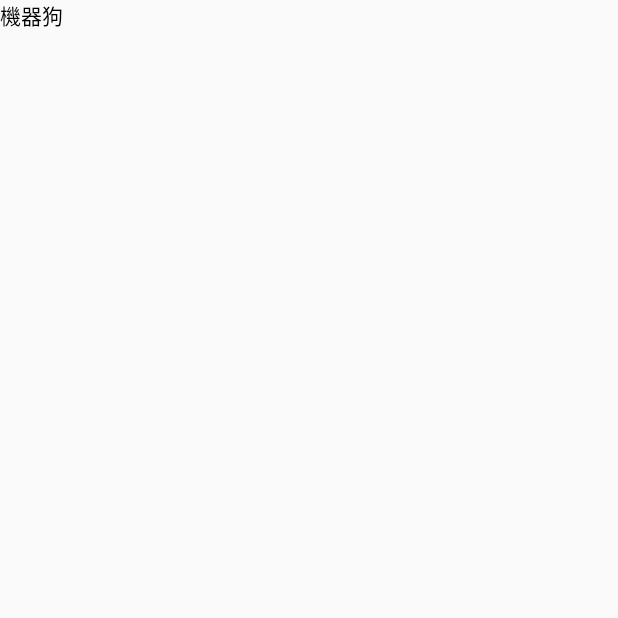
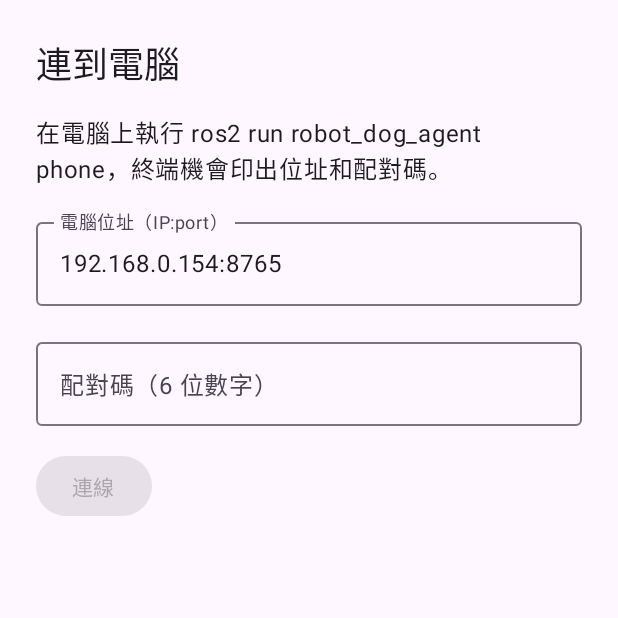
Before and after one commit to willie040600/dog_12dof_ws, an Android app built with Jetpack Compose: the screen it shows after launch (MainActivity), on a phone screen of 412 x 824 dp, the top half of it. Before the commit the part shown is almost empty. Run offline under Robolectric (Android 15) with nearby library versions, the phone set to English and light mode, and no system bars.

Commit message:
robot_dog_phone: main screen, map, settings
Android 17 blocks private addresses unless the app holds ACCESS_LOCAL_NETWORK: the app asks for it at start.

Co-Authored-By: Claude Opus 5.5 <noreply@anthropic.com>

```diff
--- a/robot_dog_phone/app/build.gradle.kts
+++ b/robot_dog_phone/app/build.gradle.kts
@@ -17,6 +17,10 @@ android {
 
     buildFeatures {
         compose = true
+    }
+
+    testOptions {
+        unitTests.isReturnDefaultValues = true  // android.util.Log in the JVM tests
     }
 
     compileOptions {
--- a/robot_dog_phone/app/src/main/AndroidManifest.xml
+++ b/robot_dog_phone/app/src/main/AndroidManifest.xml
@@ -2,6 +2,8 @@
 <manifest xmlns:android="http://schemas.android.com/apk/res/android">
 
     <uses-permission android:name="android.permission.INTERNET" />
+    <!-- Android 17+: reaching a computer on the home network (a private address) needs this runtime permission -->
+    <uses-permission android:name="android.permission.ACCESS_LOCAL_NETWORK" />
 
     <application
         android:label="@string/app_name"
--- a/robot_dog_phone/app/src/main/java/com/robotdog/phone/Api.kt
+++ b/robot_dog_phone/app/src/main/java/com/robotdog/phone/Api.kt
@@ -1,5 +1,6 @@
 package com.robotdog.phone
 
+import android.util.Log
 import kotlinx.coroutines.Dispatchers
 import kotlinx.coroutines.withContext
 import org.json.JSONException
@@ -51,6 +52,7 @@ class Api(val address: String, private val code: String) {
             check(connection)
             connection.inputStream.use { it.readBytes() }
         } catch (e: IOException) {
+            Log.w(TAG, "$path: $e")
             throw ApiError.Unreachable()
         } finally {
             connection.disconnect()
@@ -99,6 +101,7 @@ class Api(val address: String, private val code: String) {
     }
 
     companion object {
+        const val TAG = "robotdog"
         const val CONNECT_TIMEOUT = 3000  // ms
         const val READ_TIMEOUT = 5000     // ms
         const val EVENTS_TIMEOUT = 30000  // ms: the server holds a request for up to 25 s
--- a/robot_dog_phone/app/src/main/java/com/robotdog/phone/MainActivity.kt
+++ b/robot_dog_phone/app/src/main/java/com/robotdog/phone/MainActivity.kt
@@ -1,13 +1,66 @@
 package com.robotdog.phone
 
+import android.content.pm.PackageManager
+import android.os.Build
 import android.os.Bundle
+import android.view.WindowManager
 import androidx.activity.ComponentActivity
 import androidx.activity.compose.setContent
-import androidx.compose.material3.Text
+import androidx.activity.enableEdgeToEdge
+import androidx.activity.result.contract.ActivityResultContracts
+import androidx.activity.viewModels
+import androidx.compose.foundation.layout.fillMaxSize
+import androidx.compose.material3.MaterialTheme
+import androidx.compose.material3.Surface
+import androidx.compose.runtime.Composable
+import androidx.compose.ui.ExperimentalComposeUiApi
+import androidx.compose.ui.Modifier
+import androidx.compose.ui.semantics.semantics
+import androidx.compose.ui.semantics.testTagsAsResourceId
 
 class MainActivity : ComponentActivity() {
+    private val model: RobotViewModel by viewModels()
+
+    @OptIn(ExperimentalComposeUiApi::class)
     override fun onCreate(savedInstanceState: Bundle?) {
         super.onCreate(savedInstanceState)
-        setContent { Text("機器狗") }
+        window.addFlags(WindowManager.LayoutParams.FLAG_KEEP_SCREEN_ON)  // the user watches the dog while it walks
+        enableEdgeToEdge()
+        askForLocalNetwork()
+        setContent {
+            MaterialTheme {
+                // test tags as resource ids: the emulator checks find the buttons with uiautomator
+                Surface(Modifier.fillMaxSize().semantics { testTagsAsResourceId = true }) { App(model) }
+            }
+        }
+    }
+
+    private val localNetworkRequest =
+        registerForActivityResult(ActivityResultContracts.RequestPermission()) { model.localNetworkAllowed = it }
+
+    /** Android 17 (API 37) and later block private addresses, such as the PC's, without this permission. */
+    private fun askForLocalNetwork() {
+        if (Build.VERSION.SDK_INT < LOCAL_NETWORK_SDK) return
+        if (checkSelfPermission(LOCAL_NETWORK) == PackageManager.PERMISSION_GRANTED) return
+        model.localNetworkAllowed = false
+        localNetworkRequest.launch(LOCAL_NETWORK)
+    }
+
+    override fun onStart() {
+        super.onStart()
+        model.resume()
+    }
+
+    override fun onStop() {
+        model.pause()  // no polling, no camera in the background
+        super.onStop()
     }
 }
+
+private const val LOCAL_NETWORK = "android.permission.ACCESS_LOCAL_NETWORK"
+private const val LOCAL_NETWORK_SDK = 37
+
+@Composable
+fun App(model: RobotViewModel) {
+    if (model.connection == Connection.NeedsSetup) SettingsScreen(model) else MainScreen(model)
+}
--- a/robot_dog_phone/app/src/main/java/com/robotdog/phone/RobotViewModel.kt
+++ b/robot_dog_phone/app/src/main/java/com/robotdog/phone/RobotViewModel.kt
@@ -41,6 +41,8 @@ class RobotViewModel(application: Application) : AndroidViewModel(application) {
         private set
     var pendingTarget by mutableStateOf<Point?>(null)
         private set
+    /** False when Android 17+ was refused the local network permission: the PC cannot be reached. */
+    var localNetworkAllowed by mutableStateOf(true)
 
     private var api: Api? = null
     private var loops: Job? = null
@@ -73,6 +75,12 @@ class RobotViewModel(application: Application) : AndroidViewModel(application) {
     fun openSetup() {
         pause()
         connection = Connection.NeedsSetup
+    }
+
+    /** Back from the settings page without changing them. */
+    fun closeSetup() {
+        connection = Connection.Retrying
+        resume()
     }
 
     /** Start the three loops: state every 0.2 s, events by long poll, the camera. */
--- /dev/null
+++ b/robot_dog_phone/app/src/main/java/com/robotdog/phone/SettingsScreen.kt
@@ -0,0 +1,79 @@
+package com.robotdog.phone
+
+import androidx.compose.foundation.layout.Arrangement
+import androidx.compose.foundation.layout.Column
+import androidx.compose.foundation.layout.Row
+import androidx.compose.foundation.layout.fillMaxSize
+import androidx.compose.foundation.layout.fillMaxWidth
+import androidx.compose.foundation.layout.imePadding
+import androidx.compose.foundation.layout.padding
+import androidx.compose.foundation.layout.systemBarsPadding
+import androidx.compose.foundation.text.KeyboardOptions
+import androidx.compose.material3.Button
+import androidx.compose.material3.MaterialTheme
+import androidx.compose.material3.OutlinedButton
+import androidx.compose.material3.OutlinedTextField
+import androidx.compose.material3.Text
+import androidx.compose.runtime.Composable
+import androidx.compose.runtime.getValue
+import androidx.compose.runtime.mutableStateOf
+import androidx.compose.runtime.remember
+import androidx.compose.runtime.rememberCoroutineScope
+import androidx.compose.runtime.setValue
+import androidx.compose.ui.Modifier
+import androidx.compose.ui.graphics.Color
+import androidx.compose.ui.platform.testTag
+import androidx.compose.ui.text.input.KeyboardType
+import androidx.compose.ui.unit.dp
+import kotlinx.coroutines.launch
+
+const val NO_LOCAL_NETWORK = "沒有「區域網路裝置」權限就連不到電腦：請到手機的「設定 > 應用程式 > 機器狗 > 權限」允許。"
+
+/** The PC's address and the pairing code (spec 2026-11-19, 5.2). */
+@Composable
+fun SettingsScreen(model: RobotViewModel) {
+    var address by remember { mutableStateOf(model.settings.address) }
+    var code by remember { mutableStateOf(model.settings.code) }
+    var message by remember { mutableStateOf(model.setupMessage) }
+    var connecting by remember { mutableStateOf(false) }
+    val scope = rememberCoroutineScope()
+
+    Column(
+        Modifier.fillMaxSize().systemBarsPadding().imePadding().padding(24.dp),
+        verticalArrangement = Arrangement.spacedBy(16.dp),
+    ) {
+        Text("連到電腦", style = MaterialTheme.typography.headlineSmall)
+        Text("在電腦上執行 ros2 run robot_dog_agent phone，終端機會印出位址和配對碼。")
+        OutlinedTextField(
+            address, { address = it }, Modifier.fillMaxWidth().testTag("address"),
+            label = { Text("電腦位址（IP:port）") }, singleLine = true,
+            keyboardOptions = KeyboardOptions(keyboardType = KeyboardType.Uri),
+        )
+        OutlinedTextField(
+            code, { code = it.filter(Char::isDigit).take(6) }, Modifier.fillMaxWidth().testTag("code"),
+            label = { Text("配對碼（6 位數字）") }, singleLine = true,
+            keyboardOptions = KeyboardOptions(keyboardType = KeyboardType.NumberPassword),
+        )
+        message?.let { Text(it, color = Color(0xFFC62828)) }
+        if (!model.localNetworkAllowed) {
+            Text(NO_LOCAL_NETWORK, color = Color(0xFFC62828))
+        }
+        Row(horizontalArrangement = Arrangement.spacedBy(12.dp)) {
+            Button(
+                onClick = {
+                    connecting = true
+                    message = null
+                    scope.launch {
+                        message = model.connect(address, code)?.message
+                        connecting = false
+                    }
+                },
+                enabled = !connecting && address.isNotBlank() && code.length == 6,
+                modifier = Modifier.testTag("connect"),
+            ) { Text(if (connecting) "連線中…" else "連線") }
+            if (model.settings.code.isNotEmpty() && model.setupMessage == null) {
+                OutlinedButton(onClick = { model.closeSetup() }) { Text("取消") }
+            }
+        }
+    }
+}
```
Also changed, not shown: robot_dog_phone/app/src/main/java/com/robotdog/phone/MainScreen.kt (added, +194 -0 lines), robot_dog_phone/app/src/main/java/com/robotdog/phone/MapCanvas.kt (added, +107 -0 lines).
